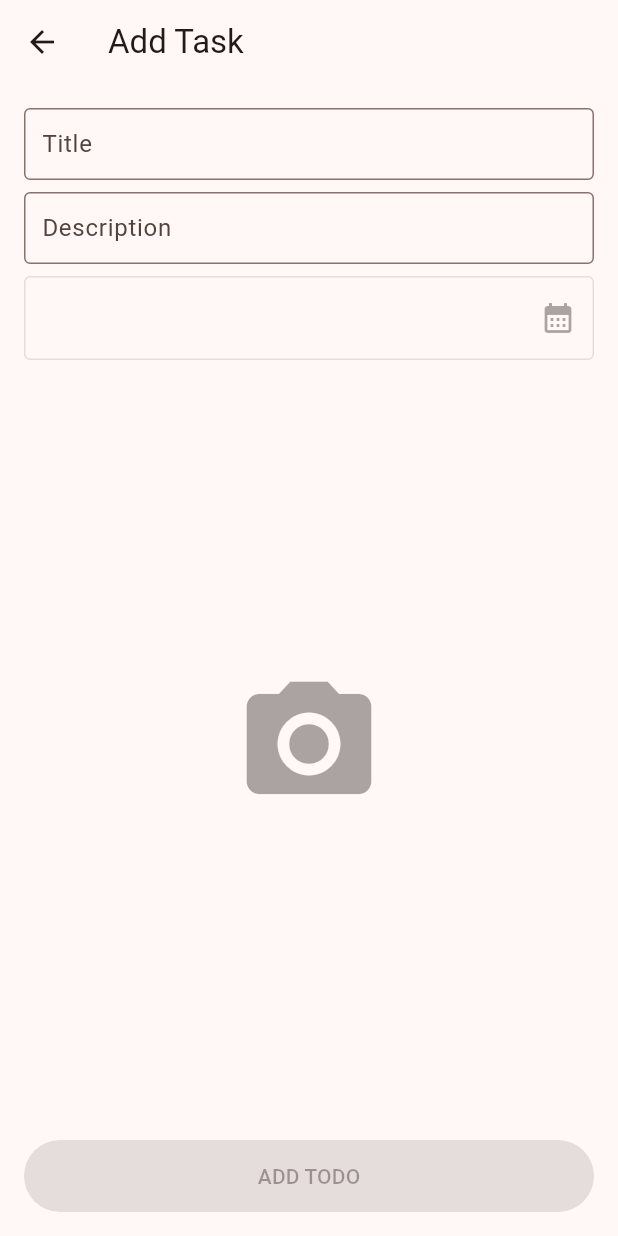
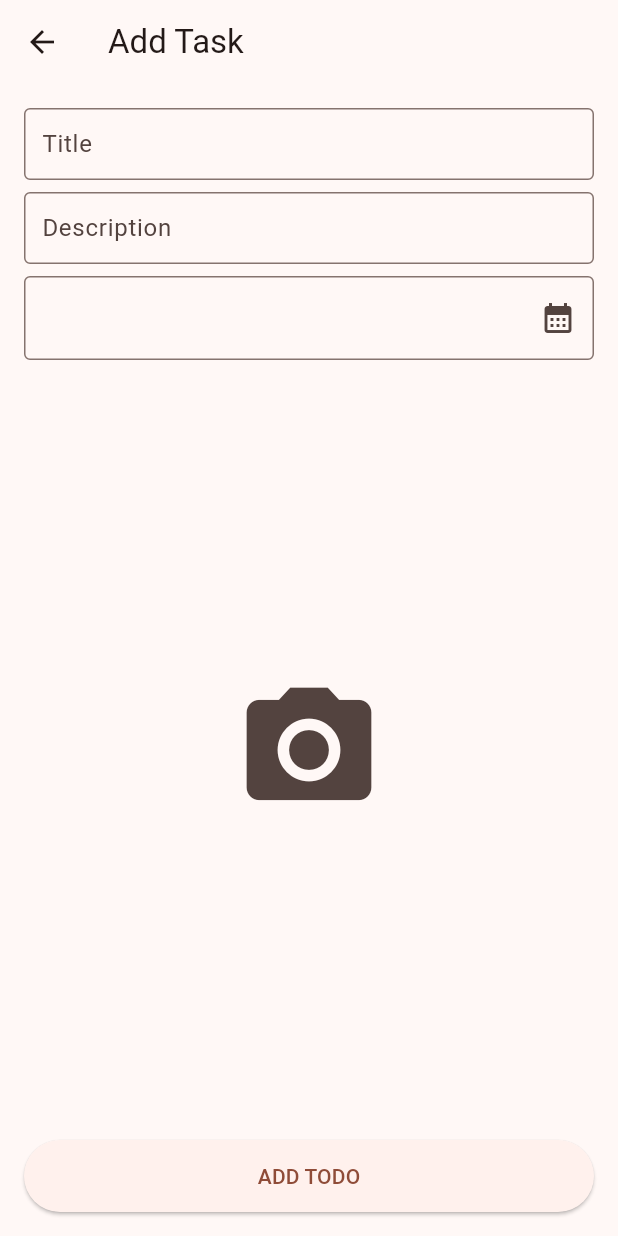
Before and after one commit to BreakZero/TODO-LIST-Flutter, a Flutter app: the HomeScreen screen opened directly, after a tap on the "add" icon, on a phone screen of 412 x 824 dp. Run offline on Flutter 3.47's test engine with Material 2 defaults, Android fonts, the phone set to English and light mode, and no system bars; our stand-ins replace flutter_svg, image_picker, sqflite; accounts and stored records are empty.

Commit message:
add task list data from local db support

```diff
--- a/lib/database/tables.dart
+++ b/lib/database/tables.dart
@@ -7,7 +7,7 @@ class UserEntity {
   static const col_email = "email";
   static const col_create_at = "create_at";
 
-  final int uid;
+  final int? uid;
   final String fullName;
   final String email;
   final int createAt;
@@ -20,7 +20,7 @@ class UserEntity {
   });
 
   UserEntity.fromMap(Map<String, dynamic> map): this(
-    uid: int.parse(map[col_uid]),
+    uid: map[col_uid],
     fullName: map[col_fullname],
     email: map[col_email],
     createAt: map[col_create_at]
@@ -50,7 +50,7 @@ class TaskEntity {
   static const col_create_at = "create_at";
   static const col_attachment_path = "attachment_path";
 
-  final int id;
+  final int? id;
   final String title;
   final String description;
   final int deadline;
@@ -67,7 +67,7 @@ class TaskEntity {
   });
 
   TaskEntity.fromMap(Map<String, dynamic> map): this(
-    id: int.parse(map[col_id]),
+    id: map[col_id],
     title: map[col_title],
     description: map[col_description],
     createAt: map[col_create_at],
@@ -85,4 +85,9 @@ class TaskEntity {
       col_attachment_path: attachmentPath
     };
   }
+
+  @override
+  String toString() {
+    return "{title: $title, description: $description, deadline: $deadline, attachment_path: $attachmentPath}";
+  }
 }
--- a/lib/database/task_dao.dart
+++ b/lib/database/task_dao.dart
@@ -14,6 +14,11 @@ class TaskDao {
   }
 
   Future<List<TaskEntity>> allTasks() async {
+    var result = await _db.rawQuery("SELECT * FROM tb_task;");
+    if (result.isNotEmpty) {
+      var tasks = result.map((e) => TaskEntity.fromMap(e)).toList();
+      return tasks;
+    }
     return List.empty();
   }
 }
--- a/lib/feature/home/home.dart
+++ b/lib/feature/home/home.dart
@@ -1,4 +1,5 @@
 import 'package:flutter/material.dart';
+import 'package:todo_list/database/database_manager.dart';
 import 'package:todo_list/database/tables.dart';
 import 'package:todo_list/feature/settings/settings.dart';
 import 'package:todo_list/feature/task_add/task_add.dart';
@@ -16,11 +17,16 @@ class _HomeState extends State<HomeScreen> {
   @override
   void initState() {
     super.initState();
-    for (var i = 0; i < 10; i++) {
-      tasks.add(
-        TaskEntity(id: i, title: "title $i", description: "description", createAt: 1233458985, deadline: 123456)
-      );
+    fetchTasks();
   }
+
+  void fetchTasks() async {
+    DatabaseManager.get().taskDao.allTasks().then((value) => {
+          setState(() {
+            tasks.clear();
+            tasks.addAll(value);
+          })
+        });
   }
 
   @override
@@ -36,20 +42,23 @@ class _HomeState extends State<HomeScreen> {
         actions: [
           IconButton(
               onPressed: () {
-                Navigator.push(context, MaterialPageRoute(builder: (context) => SettingsScreen()));
+                Navigator.push(context,
+                    MaterialPageRoute(builder: (context) => SettingsScreen()));
               },
-              icon: Icon(Icons.settings)
-          ),
+              icon: Icon(Icons.settings)),
         ],
       ),
       body: ListView.builder(
           itemCount: tasks.length,
-        itemBuilder: (context, index) => _TaskItemView(task: tasks[index])
-      ),
+          itemBuilder: (context, index) => _TaskItemView(task: tasks[index])),
       floatingActionButton: FloatingActionButton.extended(
           shape: CircleBorder(),
           onPressed: () {
-            Navigator.push(context, MaterialPageRoute(builder: (context) => AddTaskScreen()));
+            Navigator.push(context,
+                MaterialPageRoute(builder: (context) => AddTaskScreen()))
+                .then((value) => {
+                  fetchTasks()
+                });
           },
           label: Icon(Icons.add)),
     );
@@ -64,17 +73,28 @@ class _TaskItemView extends StatelessWidget {
   Widget build(BuildContext context) {
     return Padding(
       padding: const EdgeInsets.symmetric(horizontal: 16),
-      child: Card(child: Padding(
+      child: Card(
+        child: Padding(
           padding: const EdgeInsets.all(8.0),
           child: Column(
             mainAxisAlignment: MainAxisAlignment.start,
             children: [
-            Align(alignment: Alignment.centerLeft, child: Text(task.title),),
-            Align(alignment: Alignment.centerLeft, child: Text(task.description),),
-            Align(alignment: Alignment.centerLeft, child: Text(task.createAt.toString()),),
+              Align(
+                alignment: Alignment.centerLeft,
+                child: Text(task.title),
+              ),
+              Align(
+                alignment: Alignment.centerLeft,
+                child: Text(task.description),
+              ),
+              Align(
+                alignment: Alignment.centerLeft,
+                child: Text(task.createAt.toString()),
+              ),
             ],
           ),
-      ),),
+        ),
+      ),
     );
   }
 }
--- a/lib/feature/sign_up/sign_up.dart
+++ b/lib/feature/sign_up/sign_up.dart
@@ -3,7 +3,6 @@ import 'package:flutter/material.dart';
 import 'package:flutter_svg/svg.dart';
 import 'package:todo_list/database/database_manager.dart';
 import 'package:todo_list/database/tables.dart';
-import 'package:todo_list/main.dart';
 
 import '../home/home.dart';
 
--- a/lib/feature/task_add/task_add.dart
+++ b/lib/feature/task_add/task_add.dart
@@ -1,4 +1,10 @@
+import 'dart:io';
+
+import 'package:image_picker/image_picker.dart';
+import 'package:intl/intl.dart';
 import 'package:flutter/material.dart';
+import 'package:todo_list/database/database_manager.dart';
+import 'package:todo_list/database/tables.dart';
 
 class AddTaskScreen extends StatefulWidget {
   @override
@@ -10,6 +16,23 @@ class AddTaskScreen extends StatefulWidget {
 class _AddTaskState extends State<AddTaskScreen> {
   TextEditingController titleController = TextEditingController();
   TextEditingController descController = TextEditingController();
+  TextEditingController deadlineController = TextEditingController();
+
+  final ImagePicker _imagePicker = ImagePicker();
+
+  late Widget image;
+  File? _image;
+
+  Future getImageFromGallery() async {
+    final pickedFile =
+        await _imagePicker.pickImage(source: ImageSource.gallery);
+
+    setState(() {
+      if (pickedFile != null) {
+        _image = File(pickedFile.path);
+      }
+    });
+  }
 
   @override
   void initState() {
@@ -18,6 +41,24 @@ class _AddTaskState extends State<AddTaskScreen> {
 
   @override
   Widget build(BuildContext context) {
+    if (_image != null) {
+      image = InkWell(
+        onTap: () {
+          getImageFromGallery();
+        },
+        child: Image.file(_image!),
+      );
+    } else {
+      image = Center(
+        child: IconButton(
+          onPressed: () {
+            getImageFromGallery();
+          },
+          icon: Icon(Icons.camera_alt),
+          iconSize: 100,
+        ),
+      );
+    }
     return Scaffold(
       appBar: AppBar(
         title: Text("Add Task"),
@@ -48,27 +89,76 @@ class _AddTaskState extends State<AddTaskScreen> {
               height: 8.0,
             ),
             TextField(
+              controller: deadlineController,
               decoration: InputDecoration(
-                  enabled: false,
-                  suffixIcon: Icon(
-                    Icons.calendar_month,
-                  ),
+                  enabled: true,
+                  suffixIcon: IconButton(
+                      onPressed: () async {
+                        DateTime? pickedDate = await showDatePicker(
+                            context: context,
+                            initialDate: DateTime.now(),
+                            firstDate: DateTime.now(),
+                            lastDate: DateTime.utc(2033));
+                        if (pickedDate != null) {
+                          String date = DateFormat.yMd().format(pickedDate);
+                          setState(() {
+                            deadlineController.text = date;
+                          });
+                        }
+                      },
+                      icon: Icon(
+                        Icons.calendar_month,
+                      )),
                   border: OutlineInputBorder()),
             ),
-            Expanded(
-              child: IconButton(onPressed: null, icon: Icon(Icons.camera_alt), iconSize: 100,),
+            SizedBox(
+              height: 8.0,
             ),
+            Expanded(child: image),
             SizedBox(
               height: 8.0,
             ),
             ElevatedButton(
                 style: ElevatedButton.styleFrom(
                     minimumSize: Size.fromHeight(48.0)),
-                onPressed: null,
+                onPressed: () {
+                  String? errorMsg = formValidator();
+                  if (errorMsg == null) {
+                    save();
+                    Navigator.pop(context);
+                  } else {
+                    final snackBar = SnackBar(content: Text(errorMsg));
+                    ScaffoldMessenger.of(context).showSnackBar(snackBar);
+                  }
+                },
                 child: Text("ADD TODO"))
           ],
         ),
       ),
     );
   }
+
+  String? formValidator() {
+    String? errorMsg;
+    if (titleController.text.isEmpty) {
+      errorMsg = "title can not be null";
+    } else if (descController.text.isEmpty) {
+      errorMsg = "description can not be null";
+    } else if (deadlineController.text.isEmpty) {
+      errorMsg = "please choose the deadline";
+    }
+    return errorMsg;
+  }
+
+  void save() async {
+    final task = TaskEntity(
+        id: null,
+        title: titleController.text,
+        description: descController.text,
+        createAt: DateTime.now().microsecond,
+        deadline: DateTime.now().microsecond,
+        attachmentPath: _image?.path);
+        print(task.toString());
+    DatabaseManager.get().taskDao.insertTask(task);
+  }
 }
--- a/pubspec.yaml
+++ b/pubspec.yaml
@@ -7,10 +7,11 @@ environment:
   sdk: '>=3.1.3 <4.0.0'
 
 dependencies:
-  english_words: ^4.0.0
   flutter:
     sdk: flutter
   flutter_svg: ^2.0.7
+  image_picker: ^1.0.4
+  intl: ^0.18.1
   path: ^1.8.3
   provider: ^6.0.5
   sqflite: ^2.3.0
```
Also changed, not shown: lib/database/database_manager.dart (+20 -2 lines), pubspec.lock, simulator_screenshot_1E2C9A0C-9C68-45E9-BA0B-2281602742CB.png (added), 2 other files. Lines whose indentation alone changed are shown as unchanged.
